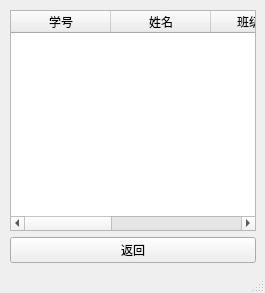
Qt form resultswnd.ui (penguin806/HunnuStuInfoLookupTool) before a commit.
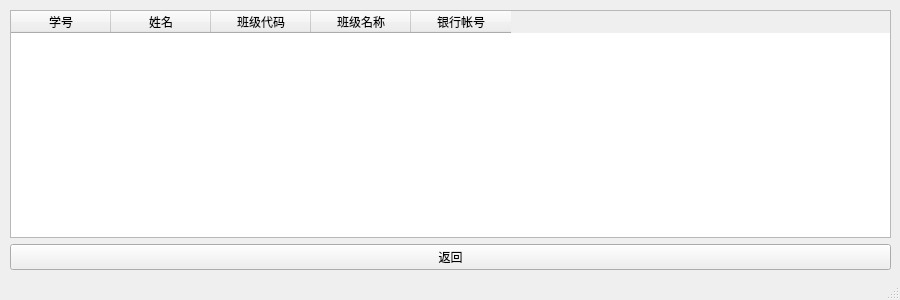
The same form after that commit.

The edit to the form file:
```diff
--- a/resultswnd.ui
+++ b/resultswnd.ui
@@ -6,10 +6,16 @@
    <rect>
     <x>0</x>
     <y>0</y>
-    <width>265</width>
-    <height>293</height>
+    <width>900</width>
+    <height>300</height>
    </rect>
   </property>
+  <property name="minimumSize">
+   <size>
+    <width>900</width>
+    <height>300</height>
+   </size>
+  </property>
   <property name="windowTitle">
    <string>MainWindow</string>
   </property>
```
